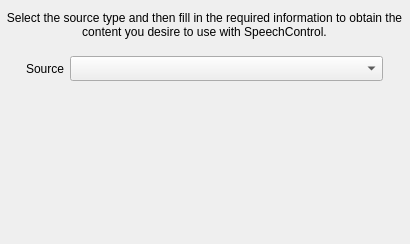
The window that res/ui/contentwizard-sourceselect.ui (smartboyhw/speechcontrol) describes before a commit, drawn with Qt 5.
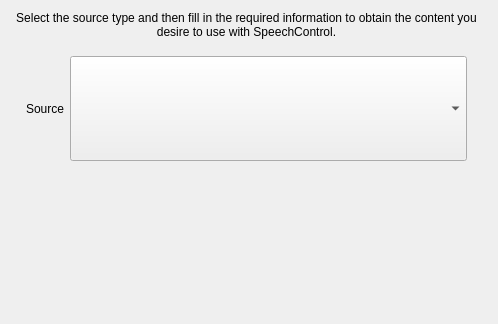
The same window after the commit.

Commit message: Updating the UI of most of the wizards' pages and a few other parts.

```diff
--- a/res/ui/contentwizard-sourceselect.ui
+++ b/res/ui/contentwizard-sourceselect.ui
@@ -6,8 +6,8 @@
    <rect>
     <x>0</x>
     <y>0</y>
-    <width>410</width>
-    <height>244</height>
+    <width>498</width>
+    <height>324</height>
    </rect>
   </property>
   <property name="windowTitle">
@@ -24,8 +24,8 @@
     <rect>
      <x>0</x>
      <y>0</y>
-     <width>409</width>
-     <height>241</height>
+     <width>493</width>
+     <height>321</height>
     </rect>
    </property>
    <layout class="QGridLayout" name="gridLayout">
```
The commit also changes 4 other files.
